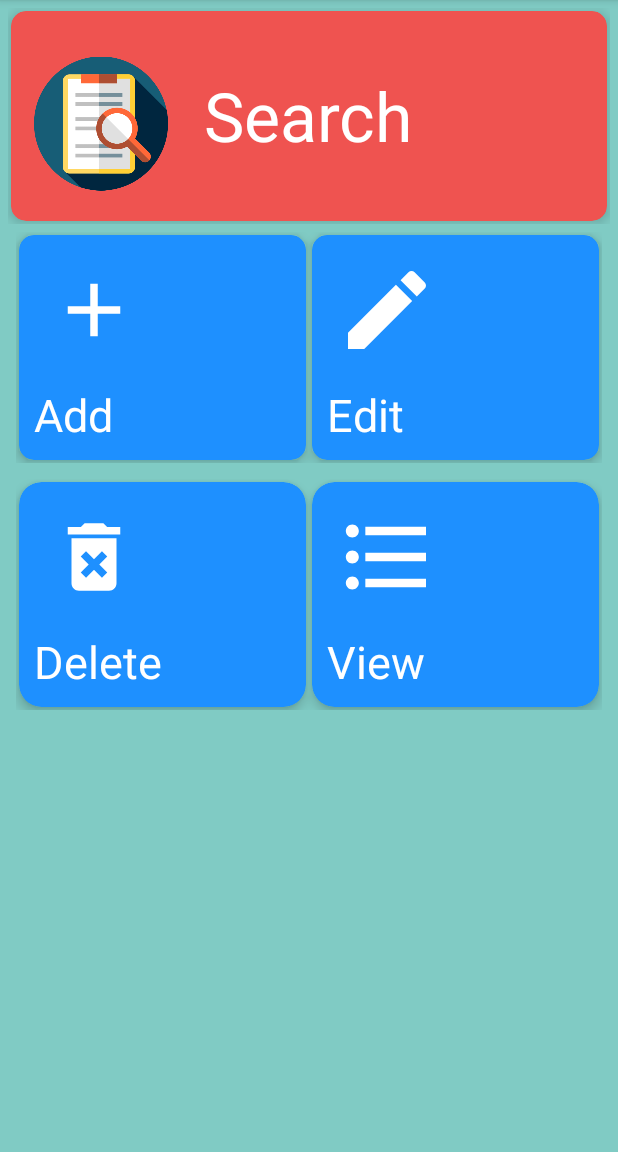
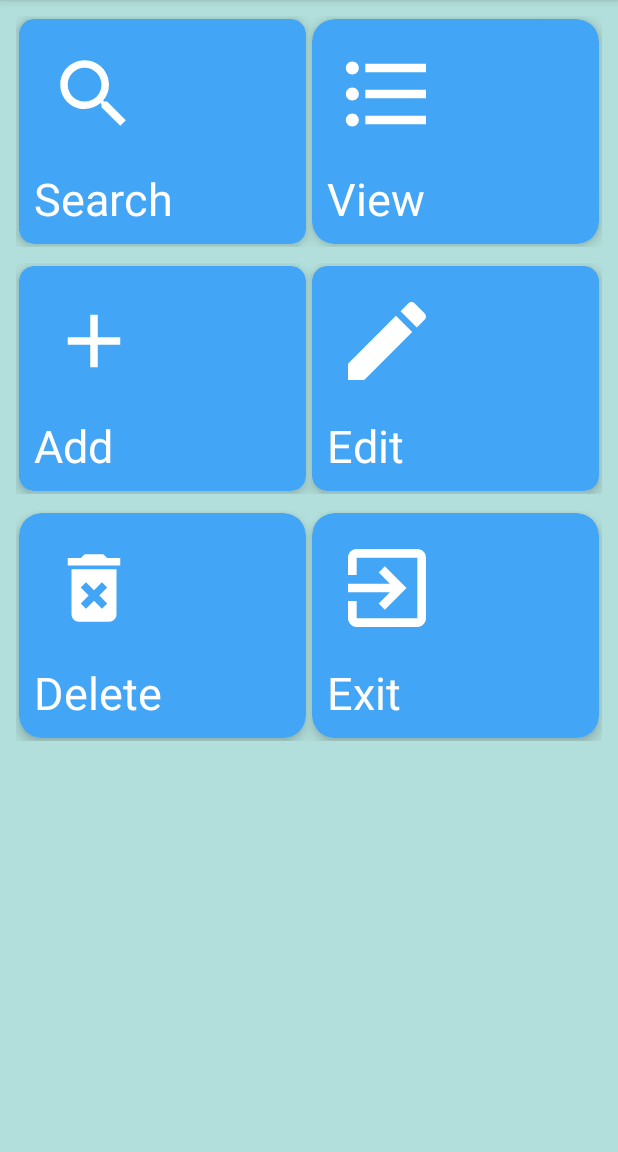
Before and after one commit to projectvid2018/Gail, an Android app: the Dashboard screen opened directly, with no data from a screen before it, on a phone screen of 412 x 824 dp, the part 84-1236 px from its top. Run offline under Robolectric (Android 15) with nearby library versions, the phone set to English and light mode, and no system bars.

Commit message:
Dashboard changes

```diff
--- a/app/src/main/java/com/example/gail/Dashboard.java
+++ b/app/src/main/java/com/example/gail/Dashboard.java
@@ -1,6 +1,8 @@
 package com.example.gail;
 
+import android.content.DialogInterface;
 import android.content.Intent;
+import android.support.v7.app.AlertDialog;
 import android.support.v7.app.AppCompatActivity;
 import android.os.Bundle;
 import android.support.v7.widget.CardView;
@@ -14,7 +16,7 @@ public class Dashboard extends AppCompatActivity {
         setContentView(R.layout.activity_dashboard);
     }
 
-    CardView search, add, edit, delete, view;
+    CardView search, add, edit, delete, view, exit;
 
     public void search(android.view.View view) {
         Intent intent = new Intent(Dashboard.this,MainActivity.class);
@@ -40,4 +42,32 @@ public class Dashboard extends AppCompatActivity {
         startActivity(intent);
     }
 
+    public void exit(android.view.View view) {
+        AlertDialog.Builder builder=new AlertDialog.Builder(Dashboard.this);
+        builder.setMessage("Do you want to log out?");
+        builder.setPositiveButton("OK", new DialogInterface.OnClickListener() {
+            @Override
+            public void onClick(DialogInterface dialog, int id) {
+
+                finish();
+                Intent i=new Intent(Dashboard.this,Login.class);
+                i.putExtra("finish", true);
+                i.setFlags(Intent.FLAG_ACTIVITY_CLEAR_TOP); //--------------------------------------- To clean up all activities
+                startActivity(i);
+                finish();
+
+            }
+        });
+
+        builder.setNegativeButton("CANCEL", new DialogInterface.OnClickListener() {
+            @Override
+            public void onClick(DialogInterface dialog, int id) {
+                dialog.cancel();
+            }
+        });
+
+        AlertDialog alert=builder.create();
+        alert.show();
+    }
+
 }
--- /dev/null
+++ b/app/src/main/res/drawable/ic_exit_to_app_black_24dp.xml
@@ -0,0 +1,5 @@
+<vector android:height="24dp" android:tint="#FFFFFF"
+    android:viewportHeight="24.0" android:viewportWidth="24.0"
+    android:width="24dp" xmlns:android="http://schemas.android.com/apk/res/android">
+    <path android:fillColor="#FF000000" android:pathData="M10.09,15.59L11.5,17l5,-5 -5,-5 -1.41,1.41L12.67,11H3v2h9.67l-2.58,2.59zM19,3H5c-1.11,0 -2,0.9 -2,2v4h2V5h14v14H5v-4H3v4c0,1.1 0.89,2 2,2h14c1.1,0 2,-0.9 2,-2V5c0,-1.1 -0.9,-2 -2,-2z"/>
+</vector>
--- /dev/null
+++ b/app/src/main/res/drawable/ic_search_black_24dp.xml
@@ -0,0 +1,5 @@
+<vector android:height="24dp" android:tint="#FFFFFF"
+    android:viewportHeight="24.0" android:viewportWidth="24.0"
+    android:width="24dp" xmlns:android="http://schemas.android.com/apk/res/android">
+    <path android:fillColor="#FF000000" android:pathData="M15.5,14h-0.79l-0.28,-0.27C15.41,12.59 16,11.11 16,9.5 16,5.91 13.09,3 9.5,3S3,5.91 3,9.5 5.91,16 9.5,16c1.61,0 3.09,-0.59 4.23,-1.57l0.27,0.28v0.79l5,4.99L20.49,19l-4.99,-5zM9.5,14C7.01,14 5,11.99 5,9.5S7.01,5 9.5,5 14,7.01 14,9.5 11.99,14 9.5,14z"/>
+</vector>
--- a/app/src/main/res/layout/activity_dashboard.xml
+++ b/app/src/main/res/layout/activity_dashboard.xml
@@ -4,7 +4,7 @@
     xmlns:app="http://schemas.android.com/apk/res-auto"
     xmlns:tools="http://schemas.android.com/tools"
     android:layout_width="match_parent"
-    android:background="@color/md_teal_200"
+    android:background="@color/md_teal_100"
     android:layout_height="match_parent"
     android:theme="@style/AppTheme.NoActionBar"
     tools:context=".Dashboard">
@@ -16,54 +16,106 @@
         android:orientation="vertical"
         android:padding="5dp">
 
+
         <LinearLayout
             android:layout_width="match_parent"
             android:layout_height="wrap_content"
             android:layout_gravity="center"
-            android:orientation="horizontal">
+            android:weightSum="2"
+            android:padding="5dp">
 
             <android.support.v7.widget.CardView
+
                 android:id="@+id/search"
-                android:layout_width="match_parent"
-                android:layout_height="140dp"
+                android:layout_width="150dp"
+                android:layout_height="150dp"
                 android:layout_gravity="top"
                 android:layout_margin="2dp"
+                android:layout_weight="1"
                 android:clickable="true"
                 android:contextClickable="true"
                 android:longClickable="true"
                 android:onClick="search"
-                android:elevation="10dp"
+                android:elevation="5dp"
                 android:focusable="true"
                 android:hapticFeedbackEnabled="true"
                 android:padding="2dp"
-                app:cardBackgroundColor="@color/md_red_400"
+                app:cardBackgroundColor="@color/md_blue_400"
                 app:cardCornerRadius="10dp"
                 app:cardElevation="5dp"
                 tools:targetApi="lollipop">
 
 
                 <ImageView
-                    android:layout_width="120dp"
-                    android:layout_height="150dp"
+                    android:layout_width="100dp"
+                    android:layout_height="100dp"
                     android:layout_alignParentStart="true"
                     android:layout_alignParentLeft="true"
                     android:layout_alignParentTop="true"
+                    android:layout_gravity="top"
                     android:layout_marginEnd="16dp"
                     android:layout_marginRight="16dp"
-                    android:padding="15dp"
-                    android:src="@drawable/search"/>
+                    android:padding="20dp"
+                    app:srcCompat="@drawable/ic_search_black_24dp" />
 
                 <TextView
                     android:layout_width="wrap_content"
                     android:layout_height="wrap_content"
                     android:layout_centerVertical="true"
-                    android:layout_gravity="center"
+                    android:layout_gravity="bottom"
+                    android:layout_toEndOf="@+id/watch_history_icon"
+                    android:layout_toRightOf="@+id/watch_history_icon"
+                    android:padding="10dp"
                     android:text="Search"
                     android:textColor="@color/White"
-                    android:textSize="45sp" />
+                    android:textSize="30sp" />
+
+            </android.support.v7.widget.CardView>
+
+            <android.support.v7.widget.CardView
+                android:id="@+id/view"
+                android:layout_width="150dp"
+                android:layout_height="150dp"
+                android:layout_gravity="center"
+                android:layout_margin="2dp"
+                android:layout_weight="1"
+                android:clickable="true"
+                android:contextClickable="true"
+                android:longClickable="true"
+                android:onClick="view"
+                android:elevation="8dp"
+                android:focusable="true"
+                android:hapticFeedbackEnabled="true"
+                android:padding="5dp"
+                app:cardBackgroundColor="@color/md_blue_400"
+                app:cardCornerRadius="15dp"
+                app:cardElevation="5dp"
+                tools:targetApi="lollipop">
+
+                <ImageView
+                    android:layout_width="100dp"
+                    android:layout_height="100dp"
+                    android:layout_alignParentStart="true"
+                    android:layout_alignParentLeft="true"
+                    android:layout_alignParentTop="true"
+                    android:layout_gravity="start"
+                    android:padding="15dp"
+                    app:srcCompat="@drawable/ic_format_list_bulleted_black_24dp"
+                    android:focusable="true" />
+
+                <TextView
+                    android:layout_width="wrap_content"
+                    android:layout_height="wrap_content"
+                    android:layout_centerVertical="true"
+                    android:layout_gravity="bottom"
+                    android:padding="10dp"
+                    android:text="View"
+                    android:textColor="@color/White"
+                    android:textSize="30sp" />
 
             </android.support.v7.widget.CardView>
         </LinearLayout>
+
 
         <LinearLayout
             android:layout_width="match_parent"
@@ -88,7 +140,7 @@
                 android:focusable="true"
                 android:hapticFeedbackEnabled="true"
                 android:padding="2dp"
-                app:cardBackgroundColor="@color/DodgerBlue"
+                app:cardBackgroundColor="@color/md_blue_400"
                 app:cardCornerRadius="10dp"
                 app:cardElevation="5dp"
                 tools:targetApi="lollipop">
@@ -104,7 +156,7 @@
                     android:layout_marginEnd="16dp"
                     android:layout_marginRight="16dp"
                     android:padding="20dp"
-                    android:src="@drawable/ic_add_black_24dp" />
+                    app:srcCompat="@drawable/ic_add_black_24dp" />
 
                 <TextView
                     android:layout_width="wrap_content"
@@ -135,7 +187,7 @@
                 android:focusable="true"
                 android:hapticFeedbackEnabled="true"
                 android:padding="2dp"
-                app:cardBackgroundColor="@color/DodgerBlue"
+                app:cardBackgroundColor="@color/md_blue_400"
                 app:cardCornerRadius="10dp"
                 app:cardElevation="5dp"
                 tools:targetApi="lollipop">
@@ -148,7 +200,7 @@
                     android:layout_alignParentTop="true"
                     android:layout_gravity="start"
                     android:padding="15dp"
-                    android:src="@drawable/ic_edit_black_24dp"/>
+                    app:srcCompat="@drawable/ic_edit_black_24dp"/>
 
                 <TextView
                     android:layout_width="wrap_content"
@@ -186,7 +238,7 @@
                 android:focusable="true"
                 android:hapticFeedbackEnabled="true"
                 android:padding="2dp"
-                app:cardBackgroundColor="@color/DodgerBlue"
+                app:cardBackgroundColor="@color/md_blue_400"
                 app:cardCornerRadius="15dp"
                 app:cardElevation="5dp"
                 tools:targetApi="lollipop">
@@ -202,7 +254,7 @@
                     android:layout_marginEnd="16dp"
                     android:layout_marginRight="16dp"
                     android:padding="20dp"
-                    android:src="@drawable/ic_delete_forever_black_24dp" />
+                    app:srcCompat="@drawable/ic_delete_forever_black_24dp" />
 
                 <TextView
                     android:layout_width="wrap_content"
@@ -217,7 +269,7 @@
             </android.support.v7.widget.CardView>
 
             <android.support.v7.widget.CardView
-                android:id="@+id/view"
+                android:id="@+id/exit"
                 android:layout_width="150dp"
                 android:layout_height="150dp"
                 android:layout_gravity="center"
@@ -226,12 +278,12 @@
                 android:clickable="true"
                 android:contextClickable="true"
                 android:longClickable="true"
-                android:onClick="view"
+                android:onClick="exit"
                 android:elevation="8dp"
                 android:focusable="true"
                 android:hapticFeedbackEnabled="true"
                 android:padding="5dp"
-                app:cardBackgroundColor="@color/DodgerBlue"
+                app:cardBackgroundColor="@color/md_blue_400"
                 app:cardCornerRadius="15dp"
                 app:cardElevation="5dp"
                 tools:targetApi="lollipop">
@@ -244,7 +296,7 @@
                     android:layout_alignParentTop="true"
                     android:layout_gravity="start"
                     android:padding="15dp"
-                    android:src="@drawable/ic_format_list_bulleted_black_24dp"
+                    app:srcCompat="@drawable/ic_exit_to_app_black_24dp"
                     android:focusable="true" />
 
                 <TextView
@@ -253,7 +305,7 @@
                     android:layout_centerVertical="true"
                     android:layout_gravity="bottom"
                     android:padding="10dp"
-                    android:text="View"
+                    android:text="Exit"
                     android:textColor="@color/White"
                     android:textSize="30sp" />
 
```
